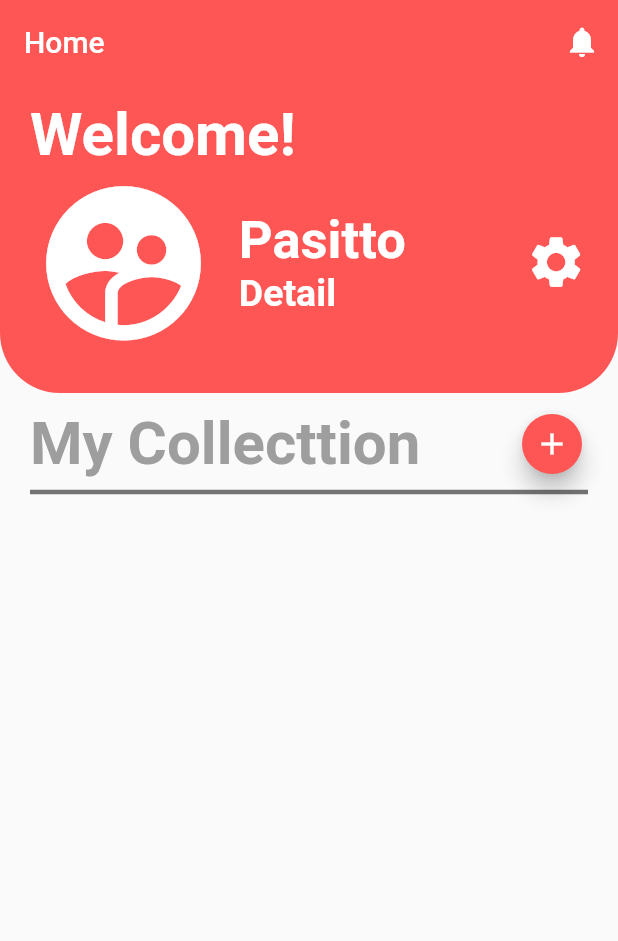
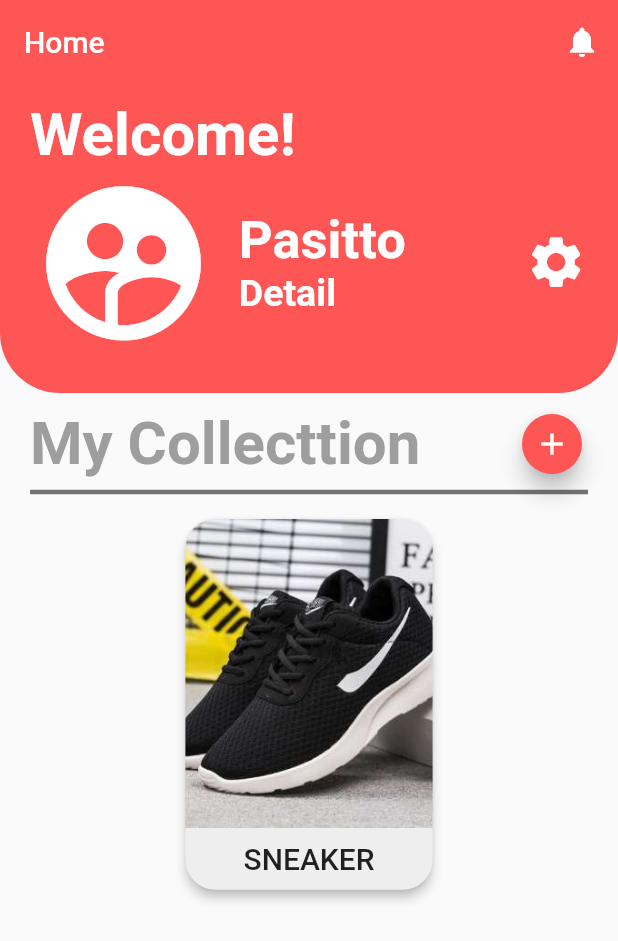
Before and after one commit to Pasitto/Collection-Store-App, a Flutter app: the screen it shows after launch, on a phone screen of 412 x 824 dp. Shown: the top 941 px of the screen. Run offline on Flutter 3.47's test engine with Material 2 defaults, Android fonts, the phone set to English and light mode, and no system bars.

Commit message:
crate card

```diff
--- a/lib/screen/home.dart
+++ b/lib/screen/home.dart
@@ -17,7 +17,7 @@ class _HomeScreenState extends State<HomeScreen> {
       appBar: AppBar(
         title: const Text('Home', style: TextStyle(color: Colors.white)),
         backgroundColor: Color(0xFFFE5555),
-        shadowColor: Color(0),
+        elevation: 0,
         actions: <Widget>[
           IconButton(
             icon: Icon(Icons.notifications),
@@ -94,6 +94,7 @@ class _HomeScreenState extends State<HomeScreen> {
                         'My Collecttion',
                         style: TextStyle(color: Colors.grey, fontSize: 40, fontWeight: FontWeight.bold),
                       ),
+                      Spacer(),
                       FloatingActionButton(
                         backgroundColor: Color(0xFFFE5555),
                         mini: true,
@@ -104,7 +105,43 @@ class _HomeScreenState extends State<HomeScreen> {
                   ),
                   Divider(color: Colors.black54, thickness: 3,),
                   //Card Show
-
+                  Card(
+                    margin: EdgeInsets.all(10),
+                    color: Colors.grey[200],
+                    elevation: 3,
+                    semanticContainer: true,
+                    clipBehavior: Clip.antiAliasWithSaveLayer,
+                    shape: RoundedRectangleBorder(
+                      borderRadius: BorderRadius.all(Radius.circular(20)),
+                    ),
+                    child: Container(
+                      height: size.height * 0.3,
+                      width: size.width * 0.4,
+                      child: Column(
+                        children: <Widget>[
+                          Container(
+                            height: size.height * 0.25,
+                            width: size.width * 0.4,
+                            child: Image.asset(
+                              //demo
+                              'assets/images/sneakers.jpg',
+                              fit: BoxFit.cover,
+                            ),
+                          ),
+                          Container(
+                            height: size.height * 0.05,
+                            width: size.width * 0.4,
+                            alignment: Alignment.center,
+                            child: Text(
+                              //demo
+                              'Sneaker'.toUpperCase(),
+                              style: Theme.of(context).textTheme.button.copyWith(fontSize: 20),
+                            ),
+                          ),
+                        ],
+                      ),
+                    ),
+                  ),
                 ],
               ),
             ),
```
Also changed, not shown: assets/images/sneakers.jpg (added).
